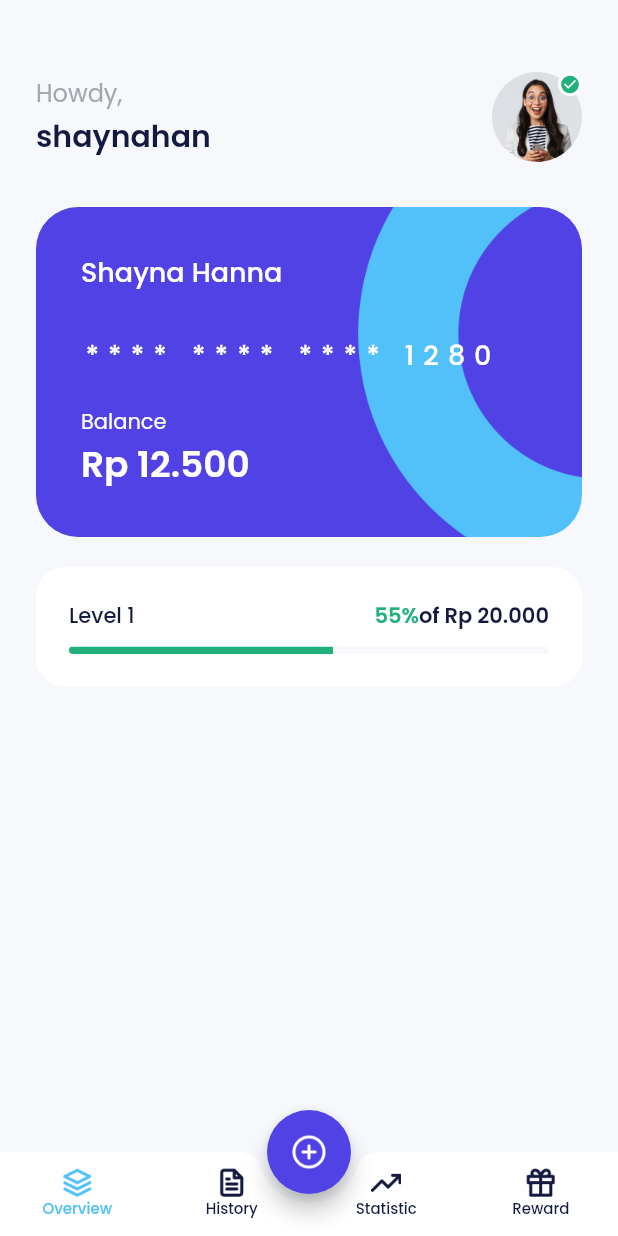
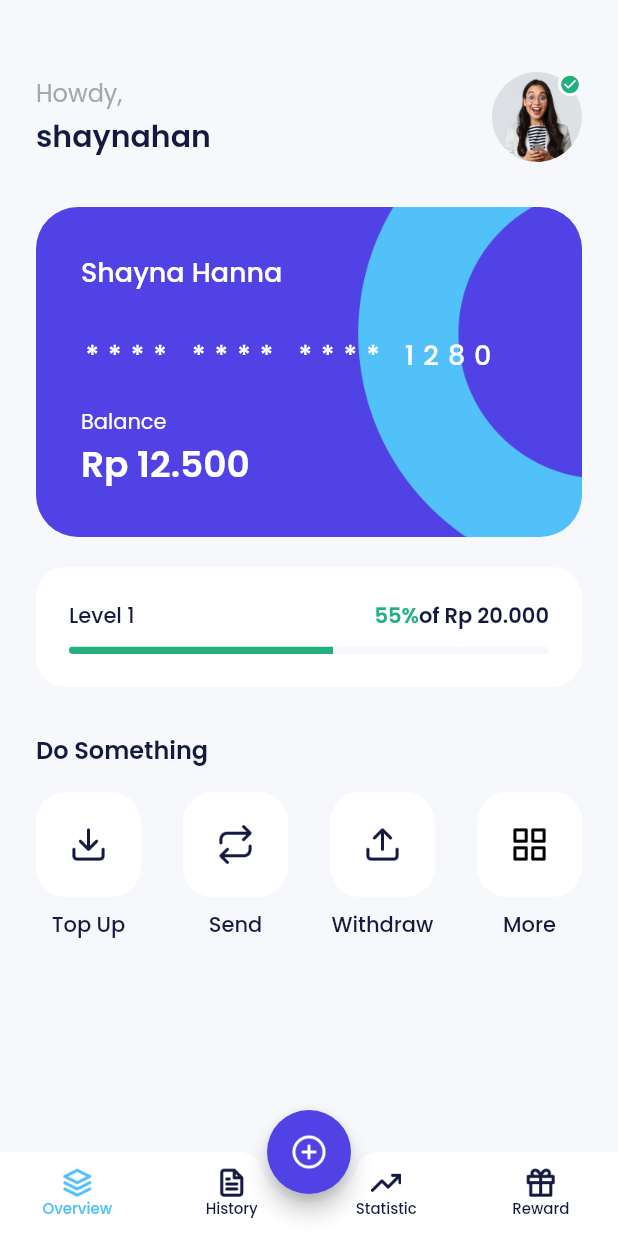
Before and after one commit to setiyonore/bank_sha, a Flutter app: the HomePage screen opened by its route, on a phone screen of 412 x 824 dp. Run offline on Flutter 3.47's test engine with Material 2 defaults, Android fonts, the phone set to English and light mode, and no system bars; our stand-ins replace carousel_slider, google_fonts; missing offline and left inert: dart:ffi.

Commit message:
build services widget

```diff
--- a/lib/ui/pages/home_page.dart
+++ b/lib/ui/pages/home_page.dart
@@ -1,4 +1,5 @@
 import 'package:bank_sha/shared/theme.dart';
+import 'package:bank_sha/ui/widgets/home_service_item.dart';
 import 'package:flutter/material.dart';
 
 class HomePage extends StatelessWidget {
@@ -81,6 +82,7 @@ class HomePage extends StatelessWidget {
           buildProfile(),
           buildWalletCard(),
           buildLevel(),
+          buildServices(),
         ],
       ),
     );
@@ -260,4 +262,52 @@ class HomePage extends StatelessWidget {
       ),
     );
   }
+
+  Widget buildServices() {
+    return Container(
+      margin: const EdgeInsets.only(
+        top: 30,
+      ),
+      child: Column(
+        crossAxisAlignment: CrossAxisAlignment.start,
+        children: [
+          Text(
+            'Do Something',
+            style: blackTextStyle.copyWith(
+              fontSize: 16,
+              fontWeight: semiBold,
+            ),
+          ),
+          const SizedBox(
+            height: 16,
+          ),
+          Row(
+            mainAxisAlignment: MainAxisAlignment.spaceBetween,
+            children: [
+              HomeServiceItem(
+                iconUrl: 'assets/ic_topup.png',
+                title: 'Top Up',
+                onTap: () {},
+              ),
+              HomeServiceItem(
+                iconUrl: 'assets/ic_send.png',
+                title: 'Send',
+                onTap: () {},
+              ),
+              HomeServiceItem(
+                iconUrl: 'assets/ic_withdraw.png',
+                title: 'Withdraw',
+                onTap: () {},
+              ),
+              HomeServiceItem(
+                iconUrl: 'assets/ic_more.png',
+                title: 'More',
+                onTap: () {},
+              ),
+            ],
+          ),
+        ],
+      ),
+    );
+  }
 }
--- /dev/null
+++ b/lib/ui/widgets/home_service_item.dart
@@ -0,0 +1,45 @@
+import 'package:bank_sha/shared/theme.dart';
+import 'package:flutter/material.dart';
+
+class HomeServiceItem extends StatelessWidget {
+  final String iconUrl;
+  final String title;
+  final VoidCallback? onTap;
+  const HomeServiceItem({
+    Key? key,
+    required this.iconUrl,
+    required this.title,
+    this.onTap,
+  }) : super(key: key);
+
+  @override
+  Widget build(BuildContext context) {
+    return Column(
+      children: [
+        Container(
+          width: 70,
+          height: 70,
+          margin: const EdgeInsets.only(
+            bottom: 8,
+          ),
+          decoration: BoxDecoration(
+            borderRadius: BorderRadius.circular(20),
+            color: whiteColor,
+          ),
+          child: Center(
+            child: Image.asset(
+              iconUrl,
+              width: 26,
+            ),
+          ),
+        ),
+        Text(
+          title,
+          style: blackTextStyle.copyWith(
+            fontWeight: medium,
+          ),
+        )
+      ],
+    );
+  }
+}
```
